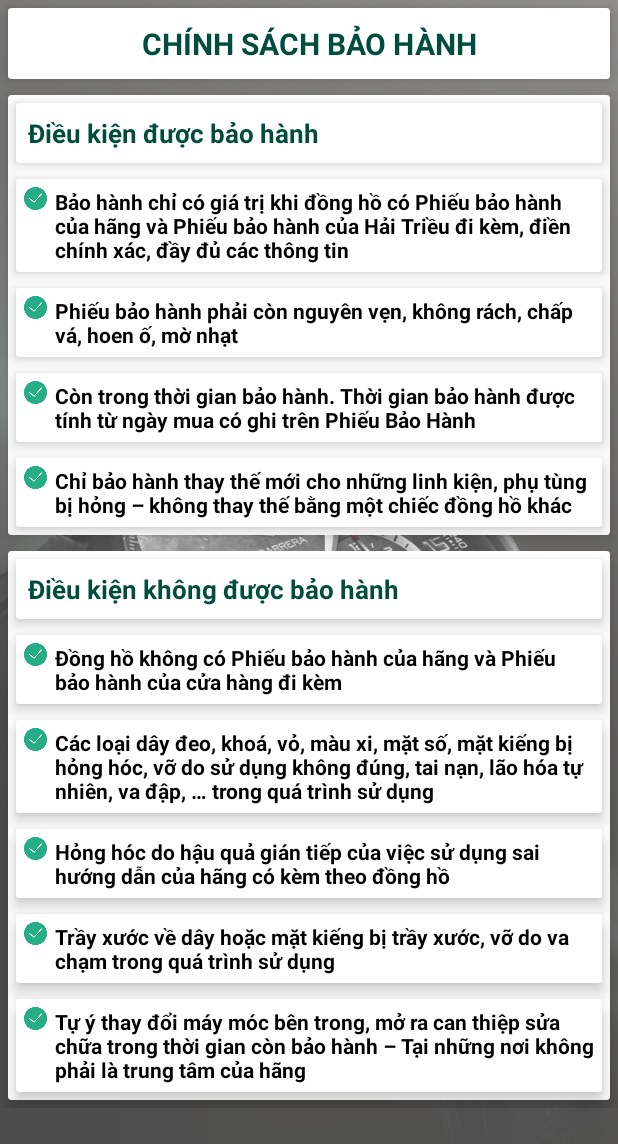
After one commit to tongminhnhut/LuanVan, an Android app: the BaoHanhActivity screen opened directly, with no data from a screen before it, on a phone screen of 412 x 824 dp. The commit adds this screen. Shown: the top 1144 px of the screen. Run offline under Robolectric (Android 15) with nearby library versions, the phone set to English and light mode, and no system bars.

Commit message:
update Bao hanh

```diff
--- a/app/src/main/AndroidManifest.xml
+++ b/app/src/main/AndroidManifest.xml
@@ -16,7 +16,7 @@
             android:name="com.google.android.geo.API_KEY"
             android:value="AIzaSyBP5Tcpn0Kxp3743o0w780ra4syEYO5E2U" />
 
-        <activity android:name=".MainActivity"></activity>
+        <activity android:name=".MainActivity" />
         <activity android:name=".SignInActivity" />
         <activity android:name=".SignUpActivity" />
         <activity
@@ -47,7 +47,8 @@
                 <category android:name="android.intent.category.LAUNCHER" />
             </intent-filter>
         </activity>
-        <activity android:name=".ContactActivity"></activity>
+        <activity android:name=".ContactActivity" />
+        <activity android:name=".BaoHanhActivity"></activity>
     </application>
 
 </manifest>
--- /dev/null
+++ b/app/src/main/java/com/tongminhnhut/luanvan/BaoHanhActivity.java
@@ -0,0 +1,13 @@
+package com.tongminhnhut.luanvan;
+
+import android.support.v7.app.AppCompatActivity;
+import android.os.Bundle;
+
+public class BaoHanhActivity extends AppCompatActivity {
+
+    @Override
+    protected void onCreate(Bundle savedInstanceState) {
+        super.onCreate(savedInstanceState);
+        setContentView(R.layout.activity_bao_hanh);
+    }
+}
--- a/app/src/main/java/com/tongminhnhut/luanvan/HomeActivity.java
+++ b/app/src/main/java/com/tongminhnhut/luanvan/HomeActivity.java
@@ -206,6 +206,7 @@ public class HomeActivity extends AppCompatActivity
         if (id == R.id.nav_thuonghieu) {
 
         } else if (id == R.id.nav_baohanh) {
+            startActivity(new Intent(getApplicationContext(), BaoHanhActivity.class));
 
         } else if (id == R.id.nav_thongtin) {
             startActivity(new Intent(getApplicationContext(), ContactActivity.class));
--- /dev/null
+++ b/app/src/main/res/layout/activity_bao_hanh.xml
@@ -0,0 +1,294 @@
+<?xml version="1.0" encoding="utf-8"?>
+<ScrollView xmlns:android="http://schemas.android.com/apk/res/android"
+    xmlns:app="http://schemas.android.com/apk/res-auto"
+    xmlns:tools="http://schemas.android.com/tools"
+    android:layout_width="match_parent"
+    android:layout_height="match_parent"
+    android:background="@drawable/bgapp"
+    tools:context=".BaoHanhActivity">
+    <LinearLayout
+        android:orientation="vertical"
+        android:layout_width="match_parent"
+        android:layout_height="wrap_content">
+        <android.support.v7.widget.CardView
+            android:layout_margin="5dp"
+            app:cardElevation="8dp"
+            android:layout_width="match_parent"
+            android:layout_height="wrap_content">
+            <TextView
+                android:padding="10dp"
+                android:gravity="center"
+                android:textStyle="bold"
+                android:textSize="20sp"
+                android:textColor="@color/colorPrimary"
+                android:text="CHÍNH SÁCH BẢO HÀNH"
+                android:layout_width="match_parent"
+                android:layout_height="wrap_content" />
+        </android.support.v7.widget.CardView>
+        <android.support.v7.widget.CardView
+            android:layout_margin="5dp"
+            app:cardElevation="8dp"
+            android:layout_width="match_parent"
+            android:layout_height="wrap_content">
+            <LinearLayout
+                android:orientation="vertical"
+                android:layout_width="match_parent"
+                android:layout_height="wrap_content">
+                <android.support.v7.widget.CardView
+                    android:layout_margin="5dp"
+                    app:cardElevation="6dp"
+                    android:layout_width="match_parent"
+                    android:layout_height="wrap_content">
+                    <TextView
+                        android:padding="8dp"
+                        android:textSize="17sp"
+                        android:textColor="@color/colorPrimary"
+                        android:textStyle="bold"
+                        android:text="Điều kiện được bảo hành"
+                        android:layout_width="match_parent"
+                        android:layout_height="wrap_content" />
+
+                </android.support.v7.widget.CardView>
+                <android.support.v7.widget.CardView
+                    android:layout_margin="5dp"
+                    app:cardElevation="6dp"
+                    android:layout_width="match_parent"
+                    android:layout_height="wrap_content">
+                        <LinearLayout
+                            android:padding="5dp"
+                            android:orientation="horizontal"
+                            android:layout_width="match_parent"
+                            android:layout_height="wrap_content">
+                            <ImageView
+                                android:src="@drawable/success"
+                                android:layout_width="15dp"
+                                android:layout_height="15dp" />
+                            <TextView
+                                android:layout_marginLeft="5dp"
+                                android:textColor="@android:color/black"
+                                android:textStyle="bold"
+                                android:text="Bảo hành chỉ có giá trị khi đồng hồ có Phiếu bảo hành của hãng và Phiếu bảo hành của Hải Triều đi kèm, điền chính xác, đầy đủ các thông tin"
+                                android:layout_width="match_parent"
+                                android:layout_height="wrap_content" />
+                        </LinearLayout>
+                </android.support.v7.widget.CardView>
+                <android.support.v7.widget.CardView
+                    android:layout_margin="5dp"
+                    app:cardElevation="6dp"
+                    android:layout_width="match_parent"
+                    android:layout_height="wrap_content">
+                    <LinearLayout
+                        android:padding="5dp"
+                        android:orientation="horizontal"
+                        android:layout_width="match_parent"
+                        android:layout_height="wrap_content">
+                        <ImageView
+                            android:src="@drawable/success"
+                            android:layout_width="15dp"
+                            android:layout_height="15dp" />
+                        <TextView
+                            android:layout_marginLeft="5dp"
+                            android:textColor="@android:color/black"
+                            android:textStyle="bold"
+                            android:text="Phiếu bảo hành phải còn nguyên vẹn, không rách, chấp vá, hoen ố, mờ nhạt "
+                            android:layout_width="match_parent"
+                            android:layout_height="wrap_content" />
+                    </LinearLayout>
+                </android.support.v7.widget.CardView>
+                <android.support.v7.widget.CardView
+                    android:layout_margin="5dp"
+                    app:cardElevation="6dp"
+                    android:layout_width="match_parent"
+                    android:layout_height="wrap_content">
+                    <LinearLayout
+                        android:padding="5dp"
+                        android:orientation="horizontal"
+                        android:layout_width="match_parent"
+                        android:layout_height="wrap_content">
+                        <ImageView
+                            android:src="@drawable/success"
+                            android:layout_width="15dp"
+                            android:layout_height="15dp" />
+                        <TextView
+                            android:layout_marginLeft="5dp"
+                            android:textColor="@android:color/black"
+                            android:textStyle="bold"
+                            android:text="Còn trong thời gian bảo hành. Thời gian bảo hành được tính từ ngày mua có ghi trên Phiếu Bảo Hành"
+                            android:layout_width="match_parent"
+                            android:layout_height="wrap_content" />
+                    </LinearLayout>
+                </android.support.v7.widget.CardView>
+                <android.support.v7.widget.CardView
+                    android:layout_margin="5dp"
+                    app:cardElevation="6dp"
+                    android:layout_width="match_parent"
+                    android:layout_height="wrap_content">
+                    <LinearLayout
+                        android:padding="5dp"
+                        android:orientation="horizontal"
+                        android:layout_width="match_parent"
+                        android:layout_height="wrap_content">
+                        <ImageView
+                            android:src="@drawable/success"
+                            android:layout_width="15dp"
+                            android:layout_height="15dp" />
+                        <TextView
+                            android:text="Chỉ bảo hành thay thế mới cho những linh kiện, phụ tùng bị hỏng – không thay thế bằng một chiếc đồng hồ khác "
+                            android:layout_marginLeft="5dp"
+                            android:textColor="@android:color/black"
+                            android:textStyle="bold"
+                            android:layout_width="match_parent"
+                            android:layout_height="wrap_content" />
+                    </LinearLayout>
+                </android.support.v7.widget.CardView>
+
+            </LinearLayout>
+
+        </android.support.v7.widget.CardView>
+        <android.support.v7.widget.CardView
+            android:layout_margin="5dp"
+            app:cardElevation="8dp"
+            android:layout_width="match_parent"
+            android:layout_height="wrap_content">
+            <LinearLayout
+                android:orientation="vertical"
+                android:layout_width="match_parent"
+                android:layout_height="wrap_content">
+                <android.support.v7.widget.CardView
+                    android:layout_margin="5dp"
+                    app:cardElevation="6dp"
+                    android:layout_width="match_parent"
+                    android:layout_height="wrap_content">
+                    <TextView
+                        android:padding="8dp"
+                        android:textSize="17sp"
+                        android:textColor="@color/colorPrimary"
+                        android:textStyle="bold"
+                        android:text="Điều kiện không được bảo hành"
+                        android:layout_width="match_parent"
+                        android:layout_height="wrap_content" />
+
+                </android.support.v7.widget.CardView>
+                <android.support.v7.widget.CardView
+                    android:layout_margin="5dp"
+                    app:cardElevation="6dp"
+                    android:layout_width="match_parent"
+                    android:layout_height="wrap_content">
+                    <LinearLayout
+                        android:padding="5dp"
+                        android:orientation="horizontal"
+                        android:layout_width="match_parent"
+                        android:layout_height="wrap_content">
+                        <ImageView
+                            android:src="@drawable/success"
+                            android:layout_width="15dp"
+                            android:layout_height="15dp" />
+                        <TextView
+                            android:layout_marginLeft="5dp"
+                            android:textColor="@android:color/black"
+                            android:textStyle="bold"
+                            android:text="Đồng hồ không có Phiếu bảo hành của hãng và Phiếu bảo hành của cửa hàng đi kèm "
+                            android:layout_width="match_parent"
+                            android:layout_height="wrap_content" />
+                    </LinearLayout>
+                </android.support.v7.widget.CardView>
+                <android.support.v7.widget.CardView
+                    android:layout_margin="5dp"
+                    app:cardElevation="6dp"
+                    android:layout_width="match_parent"
+                    android:layout_height="wrap_content">
+                    <LinearLayout
+                        android:padding="5dp"
+                        android:orientation="horizontal"
+                        android:layout_width="match_parent"
+                        android:layout_height="wrap_content">
+                        <ImageView
+                            android:src="@drawable/success"
+                            android:layout_width="15dp"
+                            android:layout_height="15dp" />
+                        <TextView
+                            android:text="Các loại dây đeo, khoá, vỏ, màu xi, mặt số, mặt kiếng bị hỏng hóc, vỡ do sử dụng không đúng, tai nạn, lão hóa tự nhiên, va đập, … trong quá trình sử dụng"
+                            android:layout_marginLeft="5dp"
+                            android:textColor="@android:color/black"
+                            android:textStyle="bold"
+                            android:layout_width="match_parent"
+                            android:layout_height="wrap_content" />
+                    </LinearLayout>
+                </android.support.v7.widget.CardView>
+                <android.support.v7.widget.CardView
+                    android:layout_margin="5dp"
+                    app:cardElevation="6dp"
+                    android:layout_width="match_parent"
+                    android:layout_height="wrap_content">
+                    <LinearLayout
+                        android:padding="5dp"
+                        android:orientation="horizontal"
+                        android:layout_width="match_parent"
+                        android:layout_height="wrap_content">
+                        <ImageView
+                            android:src="@drawable/success"
+                            android:layout_width="15dp"
+                            android:layout_height="15dp" />
+                        <TextView
+                            android:text="Hỏng hóc do hậu quả gián tiếp của việc sử dụng sai hướng dẫn của hãng có kèm theo đồng hồ"
+                            android:layout_marginLeft="5dp"
+                            android:textColor="@android:color/black"
+                            android:textStyle="bold"
+                            android:layout_width="match_parent"
+                            android:layout_height="wrap_content" />
+                    </LinearLayout>
+                </android.support.v7.widget.CardView>
+                <android.support.v7.widget.CardView
+                    android:layout_margin="5dp"
+                    app:cardElevation="6dp"
+                    android:layout_width="match_parent"
+                    android:layout_height="wrap_content">
+                    <LinearLayout
+                        android:padding="5dp"
+                        android:orientation="horizontal"
+                        android:layout_width="match_parent"
+                        android:layout_height="wrap_content">
+                        <ImageView
+                            android:src="@drawable/success"
+                            android:layout_width="15dp"
+                            android:layout_height="15dp" />
+                        <TextView
+                            android:text="Trầy xước về dây hoặc mặt kiếng bị trầy xước, vỡ do va chạm trong quá trình sử dụng"
+                            android:layout_marginLeft="5dp"
+                            android:textColor="@android:color/black"
+                            android:textStyle="bold"
+                            android:layout_width="match_parent"
+                            android:layout_height="wrap_content" />
+                    </LinearLayout>
+                </android.support.v7.widget.CardView>
+                <android.support.v7.widget.CardView
+                    android:layout_margin="5dp"
+                    app:cardElevation="6dp"
+                    android:layout_width="match_parent"
+                    android:layout_height="wrap_content">
+                    <LinearLayout
+                        android:padding="5dp"
+                        android:orientation="horizontal"
+                        android:layout_width="match_parent"
+                        android:layout_height="wrap_content">
+                        <ImageView
+                            android:src="@drawable/success"
+                            android:layout_width="15dp"
+                            android:layout_height="15dp" />
+                        <TextView
+                            android:text="Tự ý thay đổi máy móc bên trong, mở ra can thiệp sửa chữa trong thời gian còn bảo hành – Tại những nơi không phải là trung tâm của hãng"
+                            android:layout_marginLeft="5dp"
+                            android:textColor="@android:color/black"
+                            android:textStyle="bold"
+                            android:layout_width="match_parent"
+                            android:layout_height="wrap_content" />
+                    </LinearLayout>
+                </android.support.v7.widget.CardView>
+            </LinearLayout>
+
+        </android.support.v7.widget.CardView>
+
+
+    </LinearLayout>
+
+</ScrollView>
```
Also changed, not shown: app/src/main/res/drawable-hdpi/success.png (added), app/src/main/res/drawable-mdpi/success.png (added), app/src/main/res/drawable-xhdpi/success.png (added), app/src/main/res/drawable-xxhdpi/success.png (added), app/src/main/res/drawable-xxxhdpi/success.png (added).
